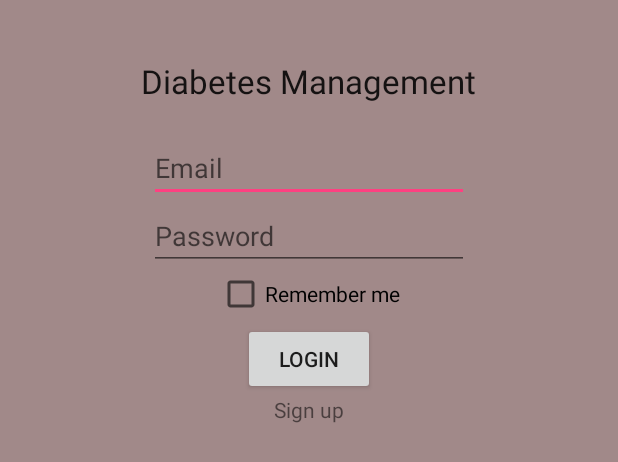
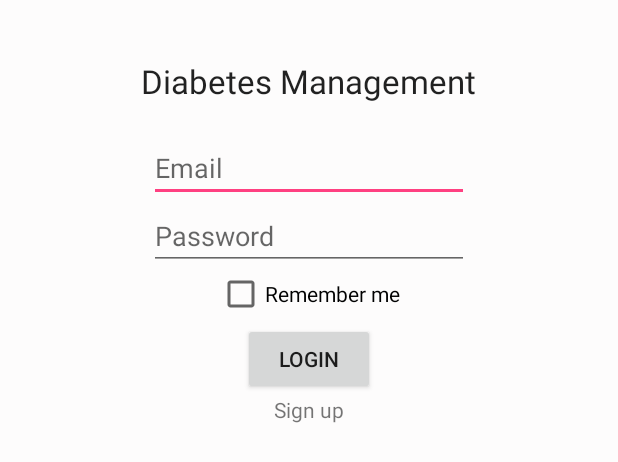
Before and after one commit to patel8/Diabetes_Management_App_UWM, an Android app: the layout activity_main.xml on its own in the app's theme, with its tools: preview values and no code run, on a phone screen of 412 x 824 dp. Shown: the top 462 px of the screen. Run offline under Robolectric (Android 15) with nearby library versions, the phone set to English and light mode, and no system bars.

Commit message:
Added main screen

```diff
--- a/app/src/main/AndroidManifest.xml
+++ b/app/src/main/AndroidManifest.xml
@@ -4,6 +4,7 @@
 
     <application
         android:allowBackup="true"
+
         android:icon="@mipmap/ic_launcher"
         android:label="@string/app_name"
         android:supportsRtl="true"
--- a/app/src/main/res/layout/activity_main.xml
+++ b/app/src/main/res/layout/activity_main.xml
@@ -8,7 +8,7 @@
     android:paddingRight="@dimen/activity_horizontal_margin"
     android:paddingTop="@dimen/activity_vertical_margin"
     tools:context="com.example.sagar.mukulteaching.MainActivity"
-    android:background="#a18989">
+    android:background="#fdfcfc">
 
     <EditText
         android:layout_width="wrap_content"
@@ -19,7 +19,7 @@
         android:layout_marginTop="73dp"
         android:layout_alignLeft="@+id/editText2"
         android:layout_alignStart="@+id/editText2"
-        android:hint = "Email" />
+        android:hint = "@string/Email" />
 
     <EditText
         android:layout_width="wrap_content"
@@ -29,12 +29,12 @@
         android:id="@+id/editText2"
         android:layout_below="@+id/editText"
         android:layout_centerHorizontal="true"
-        android:hint="Password" />
+        android:hint="@string/password" />
 
     <Button
         android:layout_width="wrap_content"
         android:layout_height="wrap_content"
-        android:text="Login"
+        android:text="@string/login"
         android:id="@+id/button"
         android:layout_below="@+id/editText2"
         android:layout_centerHorizontal="true"
@@ -44,7 +44,7 @@
         android:layout_width="wrap_content"
         android:layout_height="wrap_content"
         android:textAppearance="?android:attr/textAppearanceLarge"
-        android:text="Diabetes Management"
+        android:text="@string/diabetes_management_label"
         android:id="@+id/textView"
         android:layout_alignParentTop="true"
         android:layout_centerHorizontal="true"
@@ -53,7 +53,7 @@
     <CheckBox
         android:layout_width="wrap_content"
         android:layout_height="wrap_content"
-        android:text="Remember me"
+        android:text="@string/remember_me"
         android:id="@+id/checkBox"
         android:layout_below="@+id/editText2"
         android:layout_centerHorizontal="true" />
@@ -61,7 +61,7 @@
     <TextView
         android:layout_width="wrap_content"
         android:layout_height="wrap_content"
-        android:text="Sign up"
+        android:text="@string/sign_up"
         android:id="@+id/textView2"
         android:layout_below="@+id/button"
         android:layout_centerHorizontal="true"
--- a/app/src/main/res/values/strings.xml
+++ b/app/src/main/res/values/strings.xml
@@ -1,3 +1,9 @@
 <resources>
     <string name="app_name">Diabetes Management</string>
+    <string name="Email">Email</string>
+    <string name="password">Password</string>
+    <string name="remember_me">Remember me</string>
+    <string name="login">Login</string>
+    <string name="sign_up">Sign up</string>
+    <string name="diabetes_management_label">Diabetes Management</string>
 </resources>
```
Also changed, not shown: app/src/main/java/com/example/sagar/diabetesmanagement/MainActivity.java (+20 -1 lines), app/src/main/res/drawable/custom_button.xml (added, +18 -0 lines), app/src/main/res/layout/enter_info.xml (added, +116 -0 lines), app/src/main/res/menu/main_menu.xml (added, +26 -0 lines).
